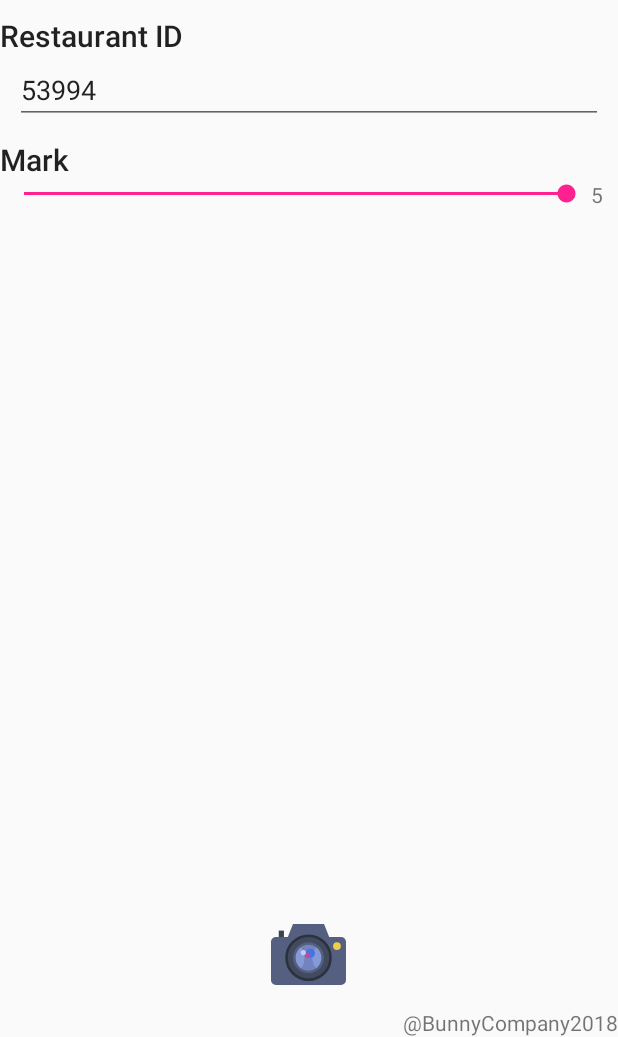
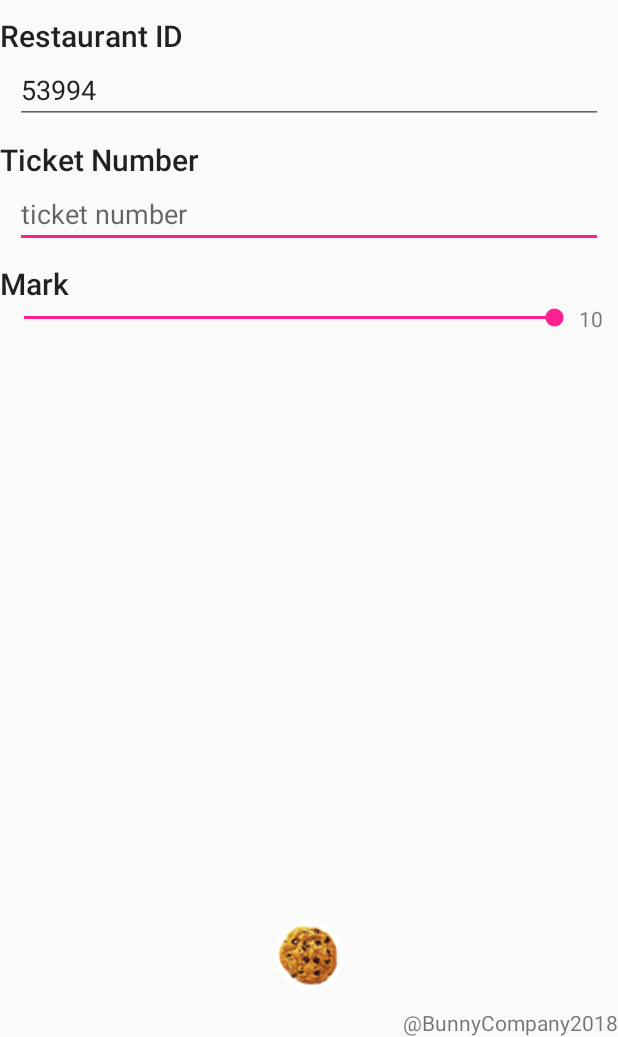
Before and after one commit to thamin-i/HackTonSub, an Android app: the screen it shows after launch (MainActivity), on a phone screen of 412 x 824 dp, the part 199-1236 px from its top. Run offline under Robolectric (Android 15) with nearby library versions, the phone set to English and light mode, and no system bars.

Commit message:
droid/20

```diff
--- a/android_app/app/src/main/res/layout/activity_main.xml
+++ b/android_app/app/src/main/res/layout/activity_main.xml
@@ -16,37 +16,47 @@
         tools:ignore="MissingConstraints"
         tools:layout_editor_absoluteY="39dp">
 
-        <android.widget.EditText
-            android:id="@+id/restaurant-input"
+        <EditText
+            android:id="@+id/storeNumber_input"
             android:layout_width="match_parent"
             android:layout_height="wrap_content"
             android:layout_alignParentStart="true"
             android:layout_below="@+id/restaurant-view"
             android:layout_marginEnd="10dp"
             android:layout_marginStart="10dp"
-            android:focusable="false"
             android:hint="restaurant ID"
             android:inputType="number" />
 
-        <android.widget.EditText
-            android:id="@+id/email-input"
+        <EditText
+            android:id="@+id/ticket_input"
+            android:layout_width="match_parent"
+            android:layout_height="wrap_content"
+            android:layout_alignParentStart="true"
+            android:layout_below="@+id/ticket-view"
+            android:layout_marginEnd="10dp"
+            android:layout_marginStart="10dp"
+            android:hint="ticket number"
+            android:inputType="number" />
+
+        <EditText
+            android:id="@+id/email_input"
             android:layout_width="match_parent"
             android:layout_height="wrap_content"
             android:layout_below="@+id/email-view"
             android:layout_marginEnd="10dp"
             android:layout_marginStart="10dp"
-            android:focusable="false"
-            android:hint="email address" />
+            android:hint="email address"
+            android:inputType="text" />
 
         <SeekBar
-            android:id="@+id/mark-input"
+            android:id="@+id/mark_input"
             android:layout_width="match_parent"
             android:layout_height="wrap_content"
             android:layout_alignParentStart="true"
             android:layout_below="@+id/mark-view"
             android:layout_toStartOf="@+id/mark_value"
-            android:max="5"
-            android:progress="5" />
+            android:max="10"
+            android:progress="10" />
 
         <Button
             android:id="@+id/picture"
@@ -56,7 +66,7 @@
             android:layout_alignParentEnd="false"
             android:layout_centerInParent="true"
             android:layout_marginBottom="30dp"
-            android:background="@drawable/ic_picture"
+            android:background="@drawable/ic_cookie"
             android:onClick="take_picture" />
 
         <TextView
@@ -74,9 +84,19 @@
             android:layout_width="match_parent"
             android:layout_height="wrap_content"
             android:layout_alignParentStart="true"
-            android:layout_below="@+id/email-input"
+            android:layout_below="@+id/email_input"
             android:layout_marginTop="10dp"
             android:text="Restaurant ID"
+            android:textAppearance="@style/TextAppearance.AppCompat.SearchResult.Title" />
+
+        <TextView
+            android:id="@+id/ticket-view"
+            android:layout_width="match_parent"
+            android:layout_height="wrap_content"
+            android:layout_alignParentStart="true"
+            android:layout_below="@+id/storeNumber_input"
+            android:layout_marginTop="10dp"
+            android:text="Ticket Number"
             android:textAppearance="@style/TextAppearance.AppCompat.SearchResult.Title" />
 
         <TextView
@@ -84,7 +104,7 @@
             android:layout_width="match_parent"
             android:layout_height="wrap_content"
             android:layout_alignParentStart="true"
-            android:layout_below="@+id/restaurant-input"
+            android:layout_below="@+id/ticket_input"
             android:layout_marginTop="10dp"
             android:text="Mark"
             android:textAppearance="@style/TextAppearance.AppCompat.SearchResult.Title" />
@@ -123,7 +143,7 @@
             android:layout_height="wrap_content"
             android:layout_alignEnd="@+id/company"
             android:layout_below="@+id/mark-view"
-            android:text="5"
+            android:text="10"
             android:layout_marginEnd="10dp"
             tools:layout_editor_absoluteX="384dp"
             tools:layout_editor_absoluteY="256dp" />
```
Also changed, not shown: android_app/app/src/main/java/com/etipech/hacktonsub/DoDoDoThePost.java (+15 -12 lines), android_app/app/src/main/java/com/etipech/hacktonsub/MainActivity.java (+38 -29 lines), android_app/app/src/main/java/com/etipech/hacktonsub/NetworkAsyncTask.java (+19 -22 lines), android_app/app/src/main/res/layout/activity_do_do_do_the_post.xml (+0 -8 lines), android_app/app/src/main/res/layout/content_do_do_do_the_post.xml (+38 -0 lines).
